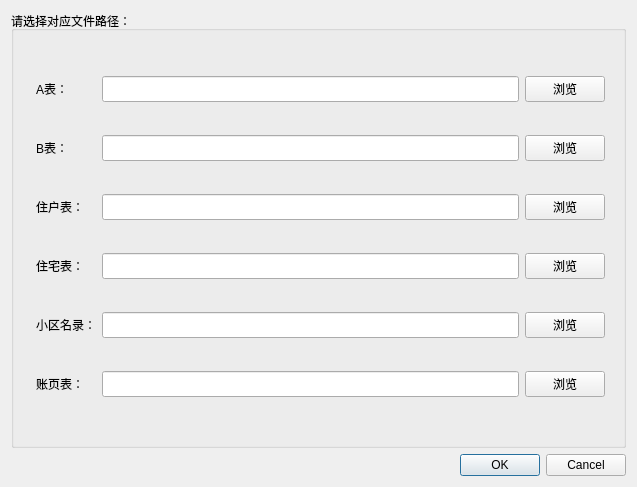
Before: the Qt Designer form importFileUI.ui in JosephineSu/Auditing, drawn with Qt 5.
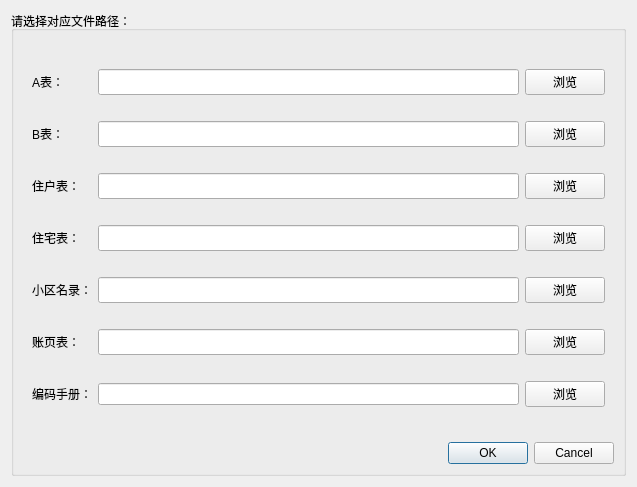
After: the same form once the commit is applied.

```diff
--- a/importFileUI.ui
+++ b/importFileUI.ui
@@ -29,18 +29,39 @@
          </sizepolicy>
         </property>
         <layout class="QGridLayout" name="gridLayout">
-         <property name="leftMargin">
-          <number>13</number>
-         </property>
-         <item row="3" column="2">
-          <widget class="QPushButton" name="zhuhu_pushButton">
+         <item row="0" column="0">
+          <widget class="QLabel" name="label">
            <property name="text">
+            <string>A表：</string>
+           </property>
+          </widget>
+         </item>
+         <item row="0" column="1">
+          <widget class="QLineEdit" name="A_path">
+           <property name="sizePolicy">
+            <sizepolicy hsizetype="Expanding" vsizetype="Preferred">
+             <horstretch>0</horstretch>
+             <verstretch>0</verstretch>
+            </sizepolicy>
+           </property>
+          </widget>
+         </item>
+         <item row="0" column="2">
+          <widget class="QPushButton" name="A_pushButton">
+           <property name="text">
             <string>浏览</string>
            </property>
           </widget>
          </item>
-         <item row="4" column="1">
-          <widget class="QLineEdit" name="zhuzhai_path">
+         <item row="1" column="0">
+          <widget class="QLabel" name="label_2">
+           <property name="text">
+            <string>B表：</string>
+           </property>
+          </widget>
+         </item>
+         <item row="1" column="1">
+          <widget class="QLineEdit" name="B_path">
            <property name="sizePolicy">
             <sizepolicy hsizetype="Expanding" vsizetype="Preferred">
              <horstretch>0</horstretch>
@@ -49,14 +70,38 @@
            </property>
           </widget>
          </item>
-         <item row="3" column="0">
+         <item row="1" column="2">
+          <widget class="QPushButton" name="B_pushButton">
+           <property name="text">
+            <string>浏览</string>
+           </property>
+          </widget>
+         </item>
+         <item row="2" column="0">
           <widget class="QLabel" name="label_4">
            <property name="text">
             <string>住户表：</string>
            </property>
           </widget>
          </item>
-         <item row="4" column="0">
+         <item row="2" column="1">
+          <widget class="QLineEdit" name="zhuhu_path">
+           <property name="sizePolicy">
+            <sizepolicy hsizetype="Expanding" vsizetype="Preferred">
+             <horstretch>0</horstretch>
+             <verstretch>0</verstretch>
+            </sizepolicy>
+           </property>
+          </widget>
+         </item>
+         <item row="2" column="2">
+          <widget class="QPushButton" name="zhuhu_pushButton">
+           <property name="text">
+            <string>浏览</string>
+           </property>
+          </widget>
+         </item>
+         <item row="3" column="0">
           <widget class="QLabel" name="label_5">
            <property name="text">
             <string>住宅表：</string>
@@ -64,7 +109,7 @@
           </widget>
          </item>
          <item row="3" column="1">
-          <widget class="QLineEdit" name="zhuhu_path">
+          <widget class="QLineEdit" name="zhuzhai_path">
            <property name="sizePolicy">
             <sizepolicy hsizetype="Expanding" vsizetype="Preferred">
              <horstretch>0</horstretch>
@@ -73,128 +118,97 @@
            </property>
           </widget>
          </item>
-         <item row="4" column="2">
+         <item row="3" column="2">
           <widget class="QPushButton" name="zhuzhai_pushButton">
            <property name="text">
             <string>浏览</string>
            </property>
           </widget>
          </item>
-         <item row="5" column="1">
-          <widget class="QLineEdit" name="xiaoqu_path">
-           <property name="sizePolicy">
-            <sizepolicy hsizetype="Expanding" vsizetype="Preferred">
-             <horstretch>0</horstretch>
-             <verstretch>0</verstretch>
-            </sizepolicy>
-           </property>
-          </widget>
-         </item>
-         <item row="2" column="1">
-          <widget class="QLineEdit" name="B_path">
-           <property name="sizePolicy">
-            <sizepolicy hsizetype="Expanding" vsizetype="Preferred">
-             <horstretch>0</horstretch>
-             <verstretch>0</verstretch>
-            </sizepolicy>
-           </property>
-          </widget>
-         </item>
-         <item row="1" column="1">
-          <widget class="QLineEdit" name="A_path">
-           <property name="sizePolicy">
-            <sizepolicy hsizetype="Expanding" vsizetype="Preferred">
-             <horstretch>0</horstretch>
-             <verstretch>0</verstretch>
-            </sizepolicy>
-           </property>
-          </widget>
-         </item>
-         <item row="1" column="0">
-          <widget class="QLabel" name="label">
-           <property name="text">
-            <string>A表：</string>
-           </property>
-          </widget>
-         </item>
-         <item row="2" column="0">
-          <widget class="QLabel" name="label_2">
-           <property name="text">
-            <string>B表：</string>
-           </property>
-          </widget>
-         </item>
-         <item row="1" column="2">
-          <widget class="QPushButton" name="A_pushButton">
-           <property name="text">
-            <string>浏览</string>
-           </property>
-          </widget>
-         </item>
-         <item row="5" column="0">
+         <item row="4" column="0">
           <widget class="QLabel" name="label_3">
            <property name="text">
             <string>小区名录：</string>
            </property>
           </widget>
          </item>
-         <item row="5" column="2">
+         <item row="4" column="1">
+          <widget class="QLineEdit" name="xiaoqu_path">
+           <property name="sizePolicy">
+            <sizepolicy hsizetype="Expanding" vsizetype="Preferred">
+             <horstretch>0</horstretch>
+             <verstretch>0</verstretch>
+            </sizepolicy>
+           </property>
+          </widget>
+         </item>
+         <item row="4" column="2">
           <widget class="QPushButton" name="xiaoqu_pushButton">
            <property name="text">
             <string>浏览</string>
            </property>
           </widget>
          </item>
-         <item row="2" column="2">
-          <widget class="QPushButton" name="B_pushButton">
-           <property name="text">
-            <string>浏览</string>
-           </property>
-          </widget>
-         </item>
-         <item row="6" column="2">
-          <widget class="QPushButton" name="zy_pushButton">
-           <property name="text">
-            <string>浏览</string>
-           </property>
-          </widget>
-         </item>
-         <item row="6" column="1">
-          <widget class="QLineEdit" name="zy_path">
-           <property name="sizePolicy">
-            <sizepolicy hsizetype="Expanding" vsizetype="Preferred">
-             <horstretch>0</horstretch>
-             <verstretch>0</verstretch>
-            </sizepolicy>
-           </property>
-          </widget>
-         </item>
-         <item row="6" column="0">
+         <item row="5" column="0">
           <widget class="QLabel" name="label_6">
            <property name="text">
             <string>账页表：</string>
            </property>
           </widget>
          </item>
+         <item row="5" column="1">
+          <widget class="QLineEdit" name="zy_path">
+           <property name="sizePolicy">
+            <sizepolicy hsizetype="Expanding" vsizetype="Preferred">
+             <horstretch>0</horstretch>
+             <verstretch>0</verstretch>
+            </sizepolicy>
+           </property>
+          </widget>
+         </item>
+         <item row="5" column="2">
+          <widget class="QPushButton" name="zy_pushButton">
+           <property name="text">
+            <string>浏览</string>
+           </property>
+          </widget>
+         </item>
+         <item row="6" column="0">
+          <widget class="QLabel" name="label_7">
+           <property name="text">
+            <string>编码手册：</string>
+           </property>
+          </widget>
+         </item>
+         <item row="6" column="1">
+          <widget class="QLineEdit" name="codes_path"/>
+         </item>
+         <item row="6" column="2">
+          <widget class="QPushButton" name="codes_pushButton">
+           <property name="text">
+            <string>浏览</string>
+           </property>
+          </widget>
+         </item>
         </layout>
        </widget>
       </item>
+      <item>
+       <widget class="QDialogButtonBox" name="buttonBox">
+        <property name="orientation">
+         <enum>Qt::Horizontal</enum>
+        </property>
+        <property name="standardButtons">
+         <set>QDialogButtonBox::Cancel|QDialogButtonBox::Ok</set>
+        </property>
+        <property name="centerButtons">
+         <bool>false</bool>
+        </property>
+       </widget>
+      </item>
      </layout>
     </widget>
    </item>
-   <item>
-    <widget class="QDialogButtonBox" name="buttonBox">
-     <property name="orientation">
-      <enum>Qt::Horizontal</enum>
-     </property>
-     <property name="standardButtons">
-      <set>QDialogButtonBox::Cancel|QDialogButtonBox::Ok</set>
-     </property>
-     <property name="centerButtons">
-      <bool>false</bool>
-     </property>
-    </widget>
-   </item>
   </layout>
  </widget>
  <resources/>
```
